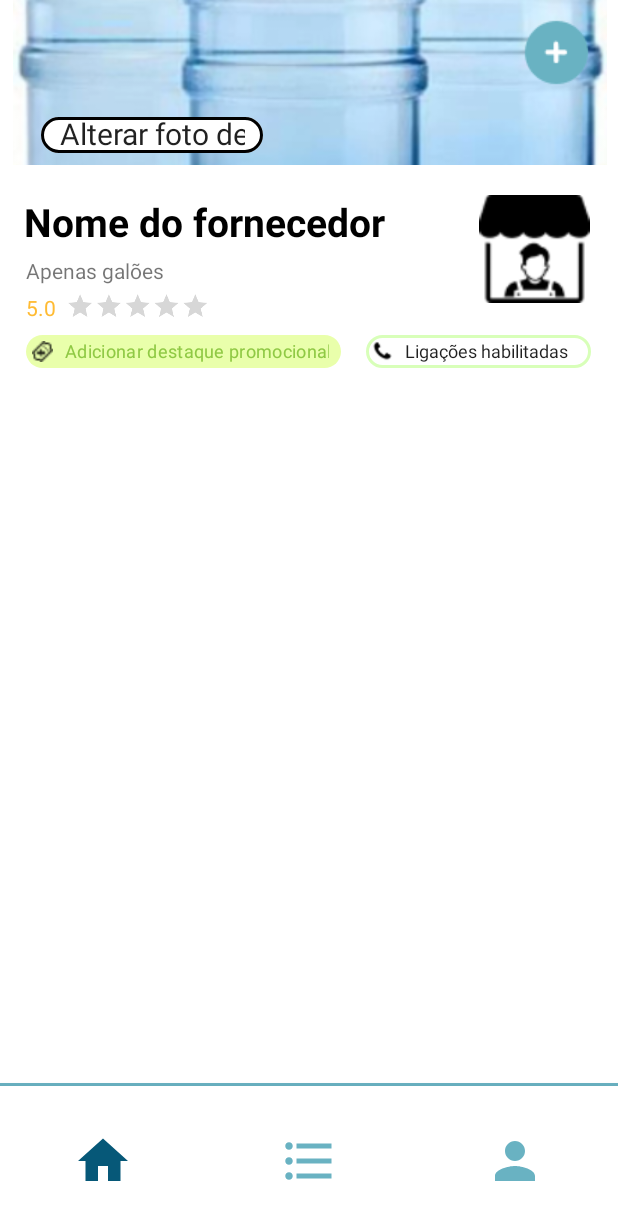
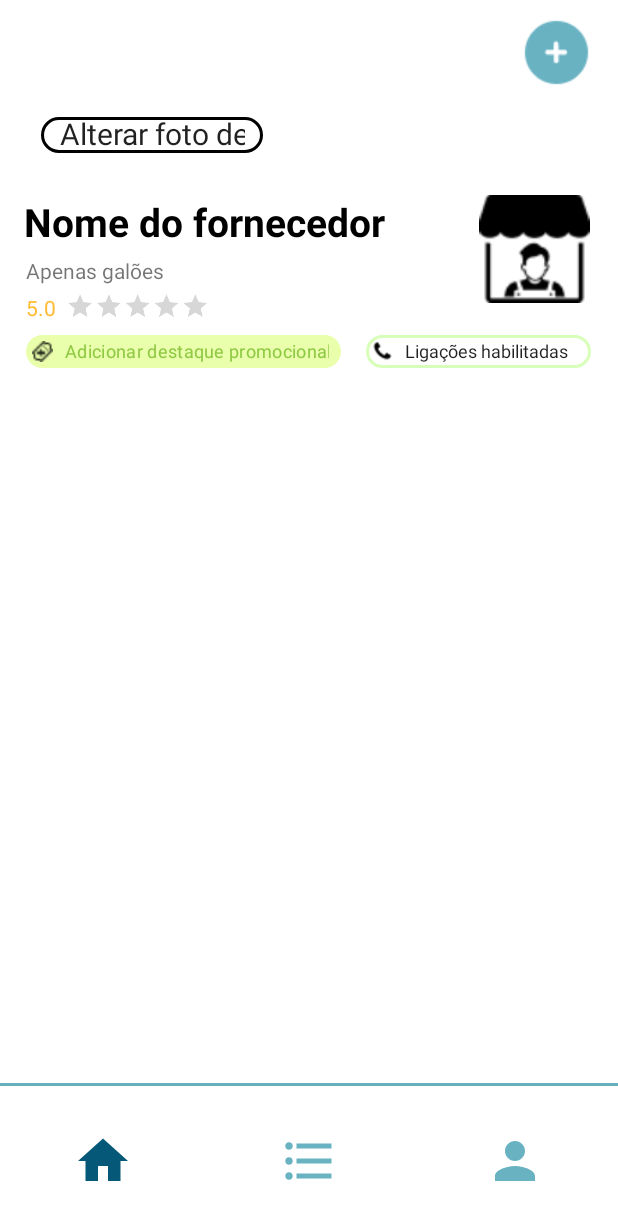
Before and after one commit to RuanLemos/WaterPlace_Supplier, an Android app: the MainMenu screen opened directly, with no data from a screen before it, on a phone screen of 412 x 824 dp. Shown: the top 1220 px of the screen. Run offline under Robolectric (Android 15) with nearby library versions, the phone set to English and light mode, and no system bars; our stand-ins replace Firebase (no records; nobody signed in at launch, a user with empty details on screens opened directly); pictures from the network do not load.

Commit message:
update a prova de mat

```diff
--- a/app/src/main/res/layout/activity_main_menu.xml
+++ b/app/src/main/res/layout/activity_main_menu.xml
@@ -12,6 +12,7 @@
         android:id="@+id/imagem_capa"
         android:layout_width="413dp"
         android:layout_height="110dp"
+        android:visibility="gone"
         app:layout_constraintEnd_toEndOf="parent"
         app:layout_constraintStart_toStartOf="parent"
         app:layout_constraintTop_toTopOf="parent"
@@ -21,7 +22,7 @@
         android:id="@+id/supplier_name"
         android:layout_width="wrap_content"
         android:layout_height="wrap_content"
-        android:layout_marginTop="20dp"
+        android:layout_marginTop="130dp"
         android:layout_marginEnd="140dp"
         android:text="Nome do fornecedor"
         android:textColor="@color/black"
@@ -29,7 +30,7 @@
         android:textStyle="bold"
         app:layout_constraintEnd_toEndOf="parent"
         app:layout_constraintStart_toStartOf="parent"
-        app:layout_constraintTop_toBottomOf="@+id/imagem_capa" />
+        app:layout_constraintTop_toTopOf="parent" />
 
     <TextView
         android:id="@+id/nota"
@@ -73,10 +74,10 @@
         android:layout_width="74dp"
         android:layout_height="72dp"
         android:layout_marginStart="300dp"
-        android:layout_marginTop="20dp"
+        android:layout_marginTop="130dp"
         app:layout_constraintEnd_toEndOf="parent"
         app:layout_constraintStart_toStartOf="parent"
-        app:layout_constraintTop_toBottomOf="@+id/imagem_capa"
+        app:layout_constraintTop_toTopOf="parent"
         app:srcCompat="@drawable/lojinha" />
 
     <com.google.android.material.chip.Chip
```
